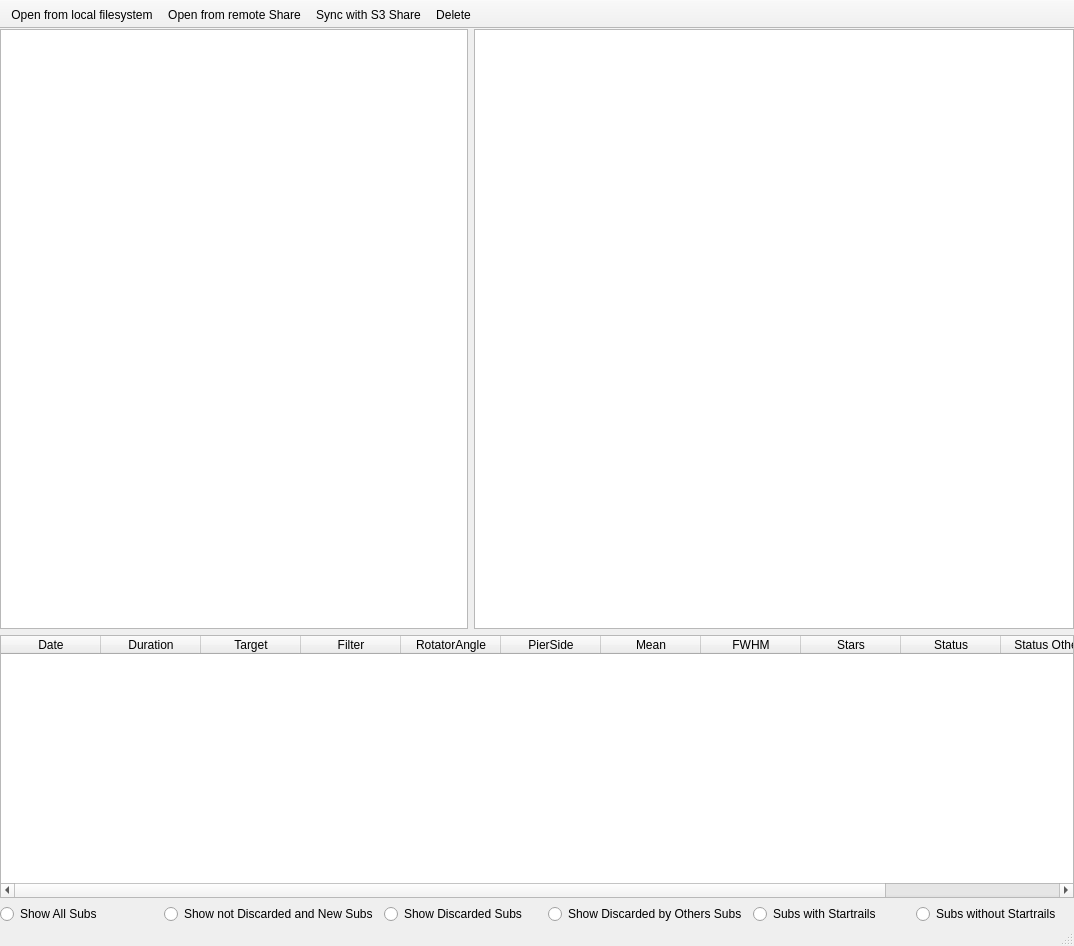
michael-ring/pyBlink, file mainWindow.ui: the form before one commit.
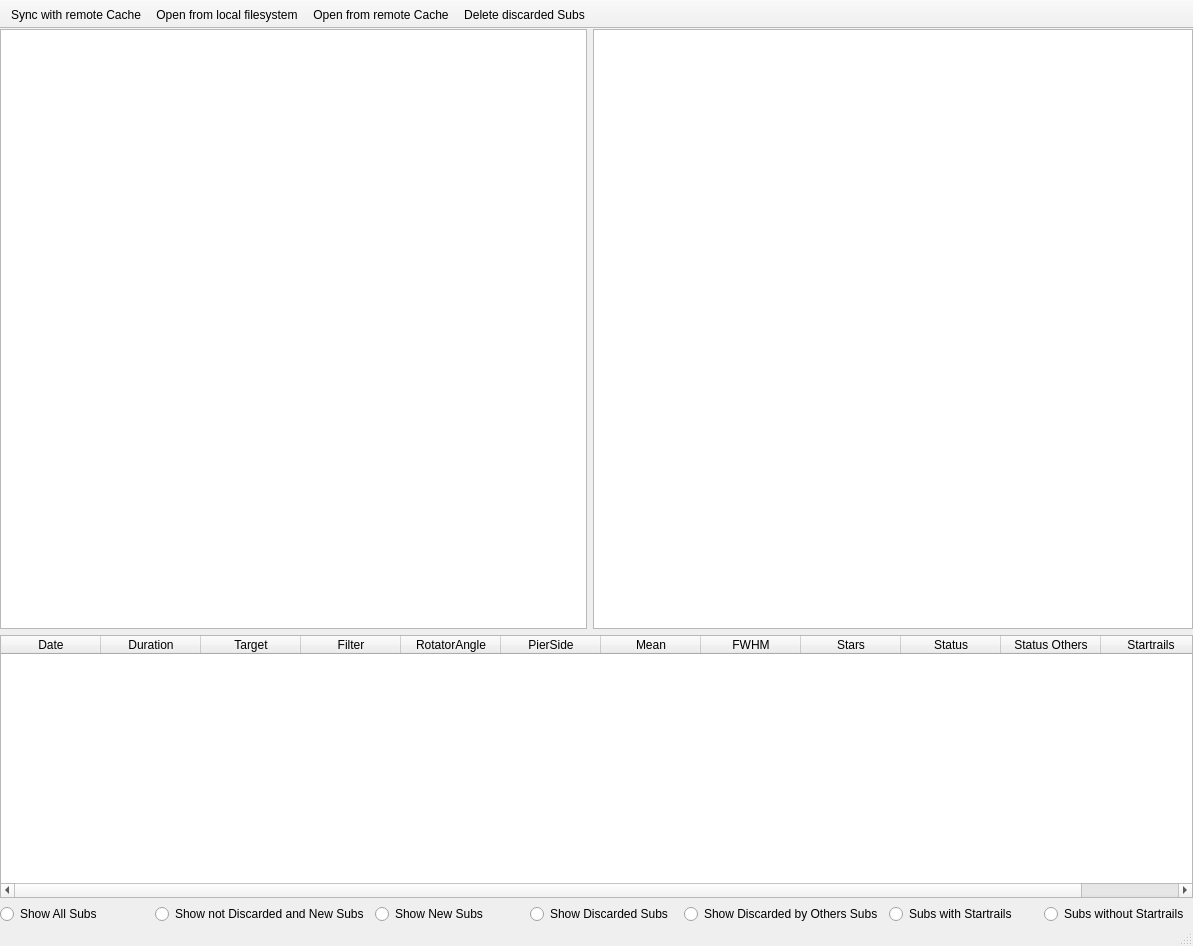
The form after the commit. Icons and pictures are not drawn.

Commit message: Added new Radiobutton to select not discarded and new subs Fixed missing fwhm and other fields when creating cache locally added hfr and ecentricity

```diff
--- a/mainWindow.ui
+++ b/mainWindow.ui
@@ -6,7 +6,7 @@
    <rect>
     <x>0</x>
     <y>0</y>
-    <width>1074</width>
+    <width>1193</width>
     <height>946</height>
    </rect>
   </property>
@@ -176,6 +176,13 @@
           </property>
          </widget>
         </item>
+        <item>
+         <widget class="QRadioButton" name="radioButton_new">
+          <property name="text">
+           <string>Show New Subs</string>
+          </property>
+         </widget>
+        </item>
         <item>
          <widget class="QRadioButton" name="radioButton_discarded">
           <property name="text">
@@ -234,9 +241,9 @@
    <attribute name="toolBarBreak">
     <bool>false</bool>
    </attribute>
+   <addaction name="actionSync"/>
    <addaction name="actionOpen"/>
    <addaction name="actionRemoteOpen"/>
-   <addaction name="actionSync"/>
    <addaction name="actionDelete"/>
   </widget>
   <action name="actionOpen">
@@ -255,7 +262,7 @@
     <iconset theme="QIcon::ThemeIcon::SyncSynchronizing"/>
    </property>
    <property name="text">
-    <string>Sync with S3 Share</string>
+    <string>Sync with remote Cache</string>
    </property>
    <property name="menuRole">
     <enum>QAction::MenuRole::NoRole</enum>
@@ -269,7 +276,7 @@
     <iconset theme="QIcon::ThemeIcon::EditDelete"/>
    </property>
    <property name="text">
-    <string>Delete</string>
+    <string>Delete discarded Subs</string>
    </property>
    <property name="menuRole">
     <enum>QAction::MenuRole::NoRole</enum>
@@ -280,7 +287,7 @@
     <iconset theme="QIcon::ThemeIcon::NetworkWired"/>
    </property>
    <property name="text">
-    <string>Open from remote Share</string>
+    <string>Open from remote Cache</string>
    </property>
    <property name="toolTip">
     <string>Open from remote Share</string>
```
Left out of the diff: 6 changed lines with no effect on the pictures. The commit also changes 4 other files.
